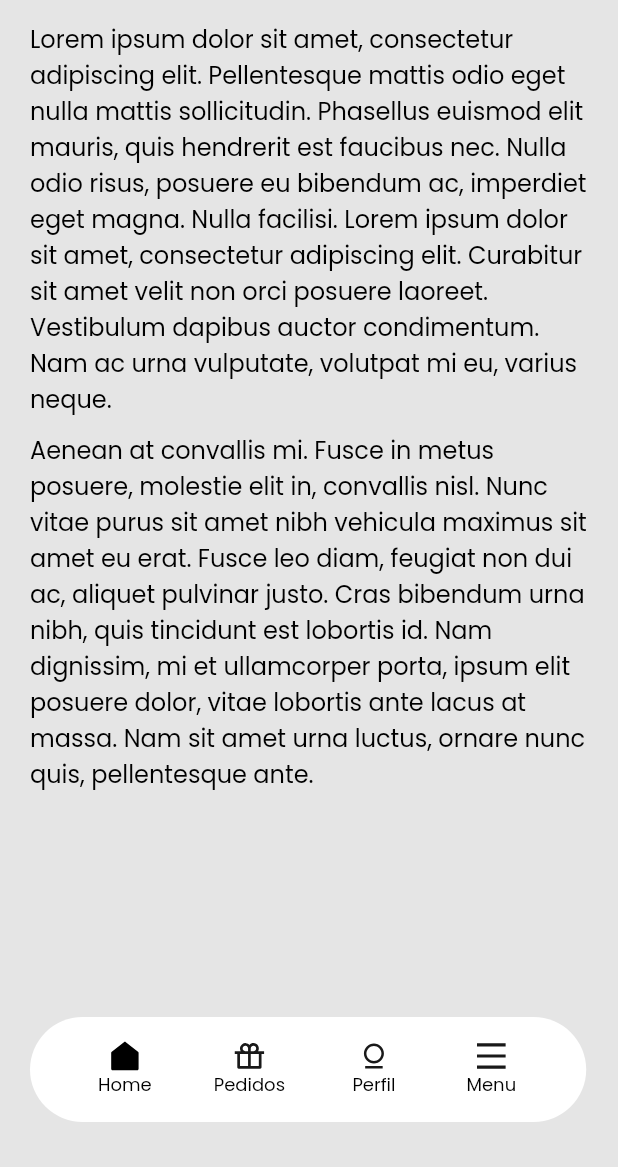
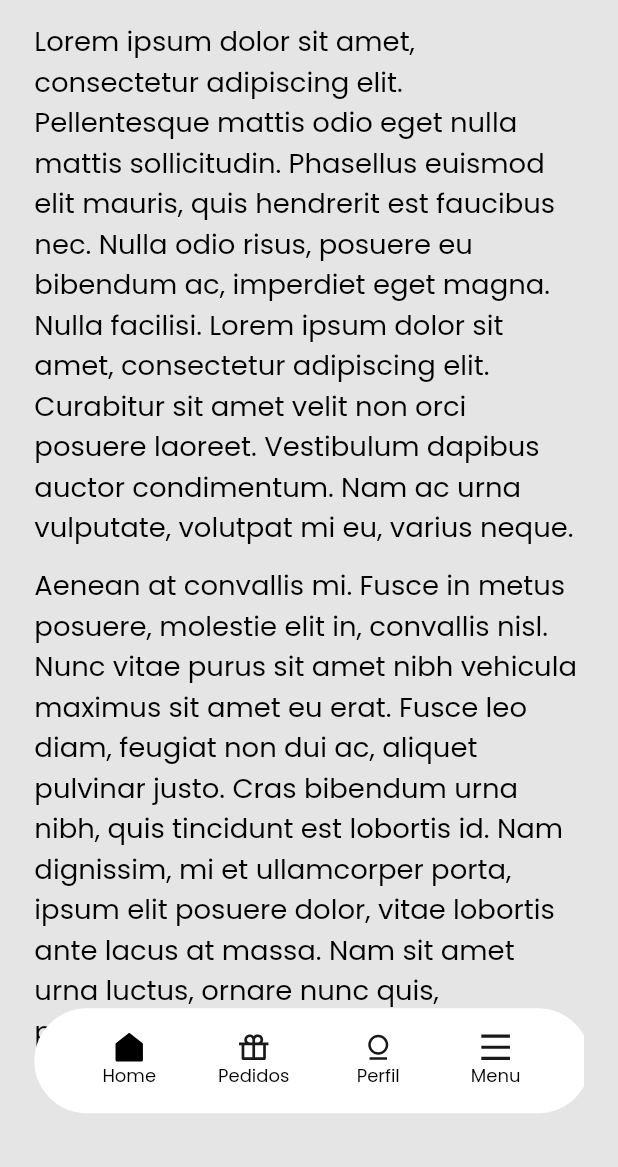
Before and after one commit to SauvikRay/my_ik, a Flutter app: the TermsConditionScreen screen opened directly, on a phone screen of 412 x 824 dp, the part 69-1236 px from its top. Run offline on Flutter 3.47's test engine with Material 2 defaults, Android fonts, the light colour scheme and no system bars; our stand-ins replace flutter_screenutil, flutter_svg, google_maps_flutter, intl_phone_number_input; statements that could not run were skipped; project files that could hold a hidden picture were left out.

Commit message:
New Changes

```diff
--- a/lib/screens/terms_and_conditions.dart
+++ b/lib/screens/terms_and_conditions.dart
@@ -1,4 +1,5 @@
 import 'package:flutter/material.dart';
+import 'package:flutter_screenutil/flutter_screenutil.dart';
 import 'package:my_ik/widget/app_bar_widget.dart';
 import 'package:my_ik/widget/navigation_widget.dart';
 
@@ -7,31 +8,32 @@ class TermsConditionScreen extends StatelessWidget {
 
   @override
   Widget build(BuildContext context) {
+    final head4 = Theme.of(context).textTheme.headline4; // 16, normal, black
     return SafeArea(
         child: Scaffold(
           backgroundColor:const Color(0xFFE5E5E5),
           appBar:const MainAppBarWidget(text: 'Terms and Conditions'),
           body: Container(
-            height: MediaQuery.of(context).size.height,
-            width: MediaQuery.of(context).size.width,
-            padding:const EdgeInsets.symmetric(horizontal: 20,),
+            height: double.infinity,
+            width: double.infinity,
+            padding:EdgeInsets.symmetric(horizontal: 20.w,),
             child: Stack(
               children: <Widget> [
               ListView(
                 scrollDirection: Axis.vertical,
-                children:const <Widget> [
+                children: <Widget> [
                 Text('Lorem ipsum dolor sit amet, consectetur adipiscing elit. Pellentesque mattis odio eget nulla mattis sollicitudin. Phasellus euismod elit mauris, quis hendrerit est faucibus nec. Nulla odio risus, posuere eu bibendum ac, imperdiet eget magna. Nulla facilisi. Lorem ipsum dolor sit amet, consectetur adipiscing elit. Curabitur sit amet velit non orci posuere laoreet. Vestibulum dapibus auctor condimentum. Nam ac urna vulputate, volutpat mi eu, varius neque.',
-                  style: TextStyle(color: Colors.black, fontFamily: 'Poppins',fontSize: 16,fontWeight: FontWeight.normal),
+                  style:head4,
                 ),
-                SizedBox(height: 10,),
+                SizedBox(height: 10.h,),
                 Text('Aenean at convallis mi. Fusce in metus posuere, molestie elit in, convallis nisl. Nunc vitae purus sit amet nibh vehicula maximus sit amet eu erat. Fusce leo diam, feugiat non dui ac, aliquet pulvinar justo. Cras bibendum urna nibh, quis tincidunt est lobortis id. Nam dignissim, mi et ullamcorper porta, ipsum elit posuere dolor, vitae lobortis ante lacus at massa. Nam sit amet urna luctus, ornare nunc quis, pellentesque ante.',
-                  style: TextStyle(color: Colors.black, fontFamily: 'Poppins',fontSize: 16,fontWeight: FontWeight.normal),
+                  style:head4,
                 ),
 
               ],),
 
-             const Positioned(
-                    bottom: 30,
+              Positioned(
+                    bottom: 30.h,
                     child: BottomNavigationWidget(),
                 ),
 
```
